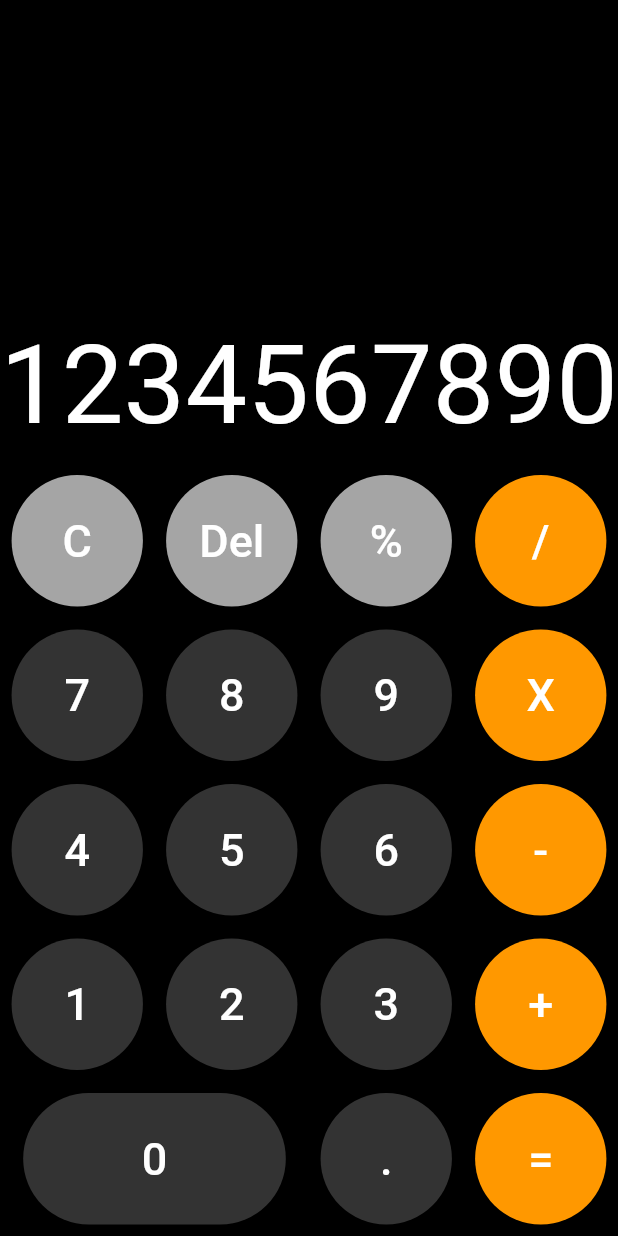
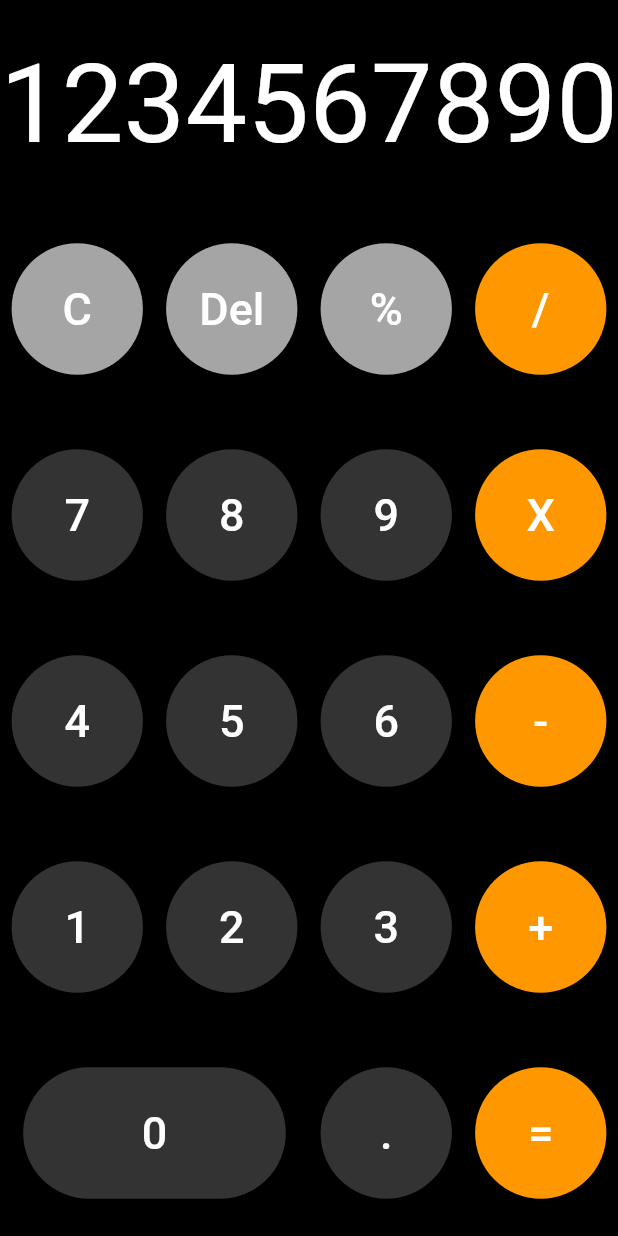
Before and after one commit to benedictcontawe/FlutterApp, a Flutter app: the screen it shows after launch, on a phone screen of 412 x 824 dp. Run offline on Flutter 3.47's test engine with Material 2 defaults, Android fonts, the phone set to English and light mode, and no system bars.

Commit message:
Update calculator dynamic design for main dart class

```diff
--- a/lib/main.dart
+++ b/lib/main.dart
@@ -48,7 +48,7 @@ class CalculatorState extends State<CalculatorFragment> {
       );
   }
 
-  Widget customCalculatorResult(String text) {
+  Widget customText(String text) {
     return Expanded( //To avoid overflowed pixels in your widget
       child: FittedBox( //Auto Size feture
         child: Text (
@@ -68,15 +68,18 @@ class CalculatorState extends State<CalculatorFragment> {
       appBar: null,
       backgroundColor: Colors.black,
       body: new Column (
-        mainAxisAlignment: MainAxisAlignment.end,//mainAxisAlignment: MainAxisAlignment.center,
+        mainAxisAlignment: MainAxisAlignment.end, //mainAxisAlignment: MainAxisAlignment.center,
         children: <Widget>[
-          Row(
+          Expanded(
+            child: Row(
               children: <Widget>[
-            customCalculatorResult('1234567890'),
+                customText('1234567890'),
               ],
             ),
-          SizedBox(height: 10,), //Spacer
-          Row(
+          ),
+          //SizedBox(height: 1,), //Spacer
+          Expanded(
+            child: Row (
               //mainAxisAlignment: MainAxisAlignment.spaceEvenly,
               children: <Widget>[
                 customRaisedButton('C', const Color(0xFFA5A5A5),1,1),
@@ -85,7 +88,9 @@ class CalculatorState extends State<CalculatorFragment> {
                 customRaisedButton('/', Colors.orange,1,1),
               ],
             ),
-          Row(
+          ),
+          Expanded(
+            child: Row(
               children: <Widget>[
                 customRaisedButton('7', const Color(0xFF333333),1,1),
                 customRaisedButton('8', const Color(0xFF333333),1,1),
@@ -93,7 +98,9 @@ class CalculatorState extends State<CalculatorFragment> {
                 customRaisedButton('X', Colors.orange,1,1),
               ],
             ),
-          Row(
+          ),
+          Expanded(
+            child: Row(
               children: <Widget>[
                 customRaisedButton('4', const Color(0xFF333333),1,1),
                 customRaisedButton('5', const Color(0xFF333333),1,1),
@@ -101,21 +108,26 @@ class CalculatorState extends State<CalculatorFragment> {
                 customRaisedButton('-', Colors.orange,1,1),
               ],
             ),
-          Row(
+          ),
+          Expanded(
+            child: Row(
               children: <Widget>[
                 customRaisedButton('1', const Color(0xFF333333),1,1),
                 customRaisedButton('2', const Color(0xFF333333),1,1),
                 customRaisedButton('3', const Color(0xFF333333),1,1),
                 customRaisedButton('+', Colors.orange,1,1),
               ],
+            )
           ),
-          Row(
+          Expanded(
+            child: Row(
               children: <Widget>[
                 customRaisedButton('0', const Color(0xFF333333),2,2),
                 customRaisedButton('.', const Color(0xFF333333),1,1),
                 customRaisedButton('=', Colors.orange,1,1),
               ],
             ),
+          )
         ],
       ),
     );
```
Lines whose indentation alone changed are shown as unchanged.
